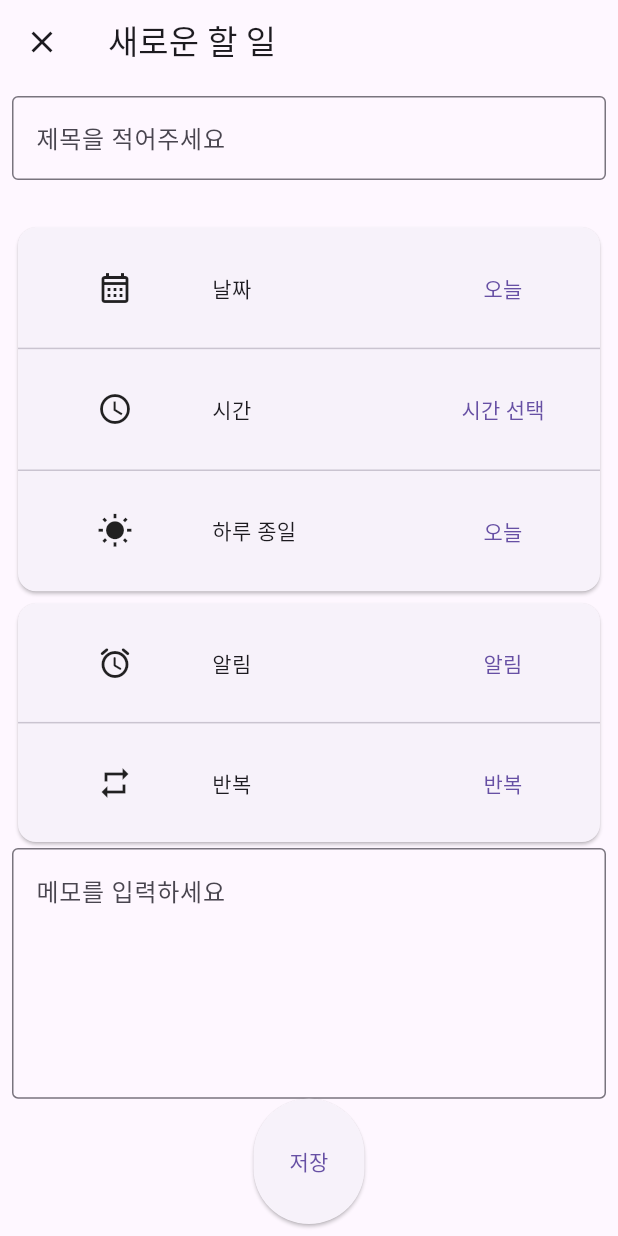
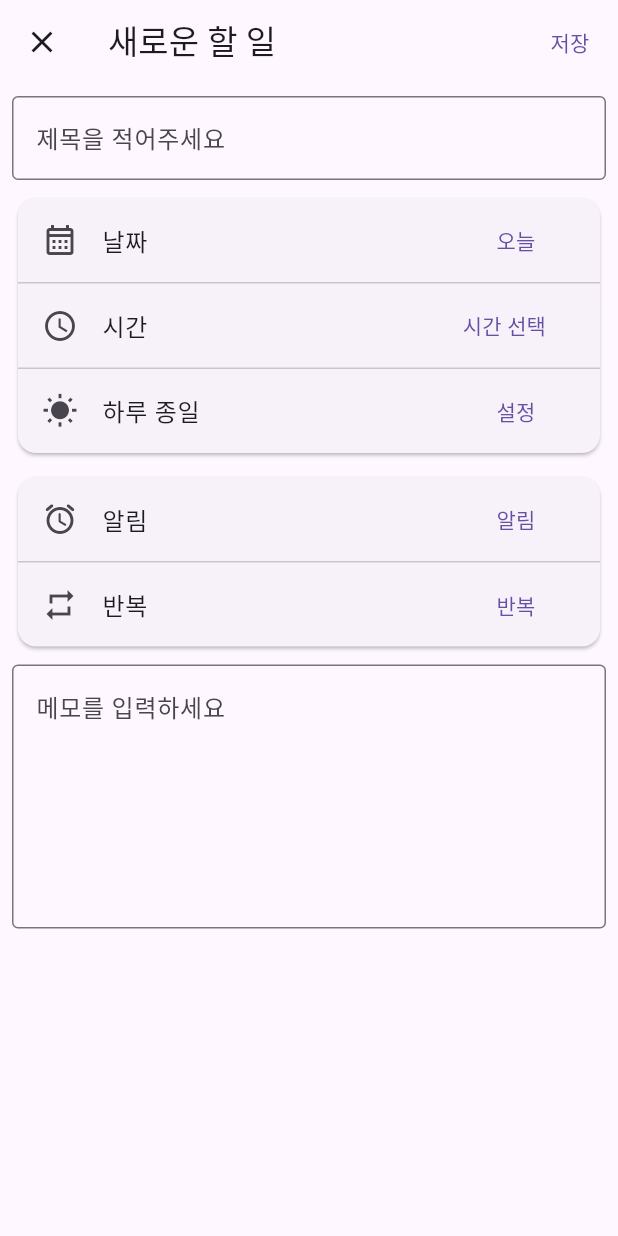
Before and after one commit to wonjune2/doit, a Flutter app: the screen it shows after launch, after a tap on the "add" icon, on a phone screen of 412 x 824 dp. Run offline on Flutter 3.47's test engine with Material 3 defaults, Android fonts, the phone set to English and light mode, and no system bars.

Commit message:
textField

```diff
--- a/lib/features/schedule/pages/add_schedule_page.dart
+++ b/lib/features/schedule/pages/add_schedule_page.dart
@@ -1,123 +1,131 @@
 import 'package:flutter/material.dart';
 
-class AddSchedulePage extends StatelessWidget {
+class AddSchedulePage extends StatefulWidget {
   const AddSchedulePage({super.key});
+
+  @override
+  State<AddSchedulePage> createState() => _AddSchedulePageState();
+}
+
+class _AddSchedulePageState extends State<AddSchedulePage> {
+  GlobalKey keyTextField = GlobalKey();
+  double textFieldHeight = 0;
+
+  void _currentTextFieldHeights() {
+    final currentHeight = keyTextField.currentContext?.size?.height;
+    if (currentHeight != null && currentHeight != textFieldHeight) {
+      setState(() {
+        textFieldHeight = currentHeight;
+      });
+    }
+  }
+
+  @override
+  void initState() {
+    super.initState();
+
+    WidgetsBinding.instance.addPostFrameCallback((_) {
+      if (!mounted) return;
+      _currentTextFieldHeights();
+    });
+  }
 
   @override
   Widget build(BuildContext context) {
     return Scaffold(
       appBar: AppBar(
-        title: Text('새로운 할 일'),
+        title: const Text('새로운 할 일'),
         leading: IconButton(
           onPressed: () {
             Navigator.pop(context);
           },
-          icon: Icon(Icons.close),
+          icon: const Icon(Icons.close),
         ),
-        actions: [],
+        actions: [TextButton(onPressed: () {}, child: const Text('저장'))],
       ),
       body: SafeArea(
-        child: Padding(
-          padding: EdgeInsets.all(8.0),
         child: Column(
           children: [
             Expanded(
-                flex: 1,
-                child: TextField(
-                  decoration: InputDecoration(labelText: '제목을 적어주세요', border: OutlineInputBorder()),
+              child: SingleChildScrollView(
+                padding: const EdgeInsets.all(8.0),
+                keyboardDismissBehavior: ScrollViewKeyboardDismissBehavior.onDrag,
+                child: Column(
+                  crossAxisAlignment: CrossAxisAlignment.stretch,
+                  children: [
+                    // 제목
+                    TextField(
+                      decoration: const InputDecoration(
+                        labelText: '제목을 적어주세요',
+                        border: OutlineInputBorder(),
                       ),
                     ),
-              Expanded(
-                flex: 3,
-                child: Card(
+                    const SizedBox(height: 8),
+
+                    // 날짜 / 시간 / 하루 종일 카드
+                    Card(
                       child: Column(
                         children: [
-                      Expanded(
-                        child: Row(
-                          children: [
-                            Expanded(child: Icon(Icons.calendar_month_outlined)),
-                            Expanded(child: Text('날짜')),
-                            Expanded(
-                              child: TextButton(onPressed: () {}, child: Text('오늘')),
+                          ListTile(
+                            leading: const Icon(Icons.calendar_month_outlined),
+                            title: const Text('날짜'),
+                            trailing: TextButton(onPressed: () {}, child: const Text('오늘')),
+                          ),
+                          const Divider(height: 1),
+                          ListTile(
+                            leading: const Icon(Icons.watch_later_outlined),
+                            title: const Text('시간'),
+                            trailing: TextButton(onPressed: () {}, child: const Text('시간 선택')),
+                          ),
+                          const Divider(height: 1),
+                          ListTile(
+                            leading: const Icon(Icons.wb_sunny),
+                            title: const Text('하루 종일'),
+                            trailing: TextButton(onPressed: () {}, child: const Text('설정')),
                           ),
                         ],
                       ),
                     ),
-                      Divider(height: 1),
-                      Expanded(
-                        child: Row(
+                    const SizedBox(height: 8),
+
+                    // 알림 / 반복 카드
+                    Card(
+                      child: Column(
                         children: [
-                            Expanded(child: Icon(Icons.watch_later_outlined)),
-                            Expanded(child: Text('시간')),
-                            Expanded(
-                              child: TextButton(onPressed: () {}, child: Text('시간 선택')),
+                          ListTile(
+                            leading: const Icon(Icons.alarm_rounded),
+                            title: const Text('알림'),
+                            trailing: TextButton(onPressed: () {}, child: const Text('알림')),
+                          ),
+                          const Divider(height: 1),
+                          ListTile(
+                            leading: const Icon(Icons.repeat),
+                            title: const Text('반복'),
+                            trailing: TextButton(onPressed: () {}, child: const Text('반복')),
                           ),
                         ],
                       ),
                     ),
-                      Divider(height: 1),
-                      Expanded(
-                        child: Row(
-                          children: [
-                            Expanded(child: Icon(Icons.wb_sunny)),
-                            Expanded(child: Text('하루 종일')),
-                            Expanded(
-                              child: TextButton(onPressed: () {}, child: Text('오늘')),
+                    const SizedBox(height: 8),
+
+                    // 메모
+                    TextField(
+                      key: keyTextField,
+                      decoration: const InputDecoration(
+                        hintText: '메모를 입력하세요',
+                        border: OutlineInputBorder(),
                       ),
+                      maxLines: 6,
+                    ),
+
+                    const SizedBox(height: 24), // 아래 여유
                   ],
+                ),
               ),
             ),
           ],
         ),
       ),
-              ),
-              Expanded(
-                flex: 2,
-                child: Card(
-                  child: Column(
-                    children: [
-                      Expanded(
-                        child: Row(
-                          children: [
-                            Expanded(child: Icon(Icons.alarm_rounded)),
-                            Expanded(child: Text('알림')),
-                            Expanded(
-                              child: TextButton(onPressed: () {}, child: Text('알림')),
-                            ),
-                          ],
-                        ),
-                      ),
-                      Divider(height: 1),
-                      Expanded(
-                        child: Row(
-                          children: [
-                            Expanded(child: Icon(Icons.repeat)),
-                            Expanded(child: Text('반복')),
-                            Expanded(
-                              child: TextButton(onPressed: () {}, child: Text('반복')),
-                            ),
-                          ],
-                        ),
-                      ),
-                    ],
-                  ),
-                ),
-              ),
-              Expanded(
-                flex: 2,
-                child: TextField(
-                  decoration: InputDecoration(hintText: '메모를 입력하세요', border: OutlineInputBorder()),
-                  maxLines: 6,
-                ),
-              ),
-              Expanded(
-                flex: 1,
-                child: ElevatedButton(onPressed: () {}, child: Text('저장')),
-              ),
-            ],
-          ),
-        ),
-      ),
     );
   }
 }
--- /dev/null
+++ b/lib/test.dart
@@ -0,0 +1,60 @@
+import 'package:flutter/material.dart';
+
+class TestPage extends StatefulWidget {
+  const TestPage({super.key});
+
+  @override
+  State<TestPage> createState() => _TestPageState();
+}
+
+class _TestPageState extends State<TestPage> {
+  final keyTextField = GlobalKey();
+  final focusNode = FocusNode();
+  double textFieldHeight = 0;
+
+  @override
+  void initState() {
+    super.initState();
+
+    // layout 완료 후 높이 측정
+    WidgetsBinding.instance.addPostFrameCallback((_) {
+      if (!mounted) return;
+
+      final size = keyTextField.currentContext?.size;
+      if (size != null) {
+        setState(() {
+          textFieldHeight = size.height;
+        });
+      }
+    });
+  }
+
+  @override
+  Widget build(BuildContext context) {
+    return Scaffold(
+      appBar: AppBar(title: Text("Test")),
+      body: ListView(
+        padding: const EdgeInsets.all(16),
+        keyboardDismissBehavior: ScrollViewKeyboardDismissBehavior.onDrag,
+        children: [
+          Container(height: 400, color: Colors.blue),
+          const SizedBox(height: 16),
+
+          LayoutBuilder(
+            builder: (context, constraints) {
+              final size = constraints.maxHeight;
+              print("size: $size");
+              return TextField(
+                maxLines: 4,
+                decoration: const InputDecoration(border: OutlineInputBorder(), hintText: "내용 입력"),
+
+                /// 💡 여기서 TextField 높이를 scrollPadding에 반영
+                scrollPadding: EdgeInsets.only(bottom: textFieldHeight),
+              );
+            },
+          ),
+        ],
+      ),
+    );
+  }
+}
--- a/pubspec.yaml
+++ b/pubspec.yaml
@@ -18,6 +18,7 @@ dev_dependencies:
   flutter_lints: ^5.0.0
   riverpod_lint: ^3.0.3
   custom_lint: ^0.8.0
+  change_app_package_name: ^1.5.0
 
 flutter:
   uses-material-design: true
```
Also changed, not shown: pubspec.lock, 4 other files. Lines whose indentation alone changed are shown as unchanged.
